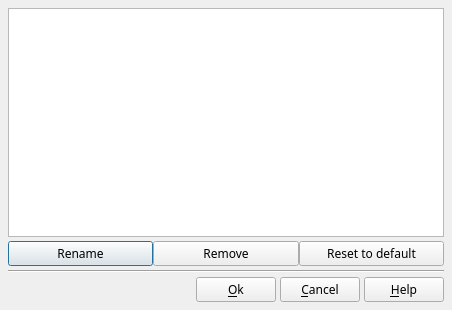
Old version of the form src/ffDiaporama/DlgManageStyle/DlgManageStyle.ui in the repository boenki/ffdiaporama.
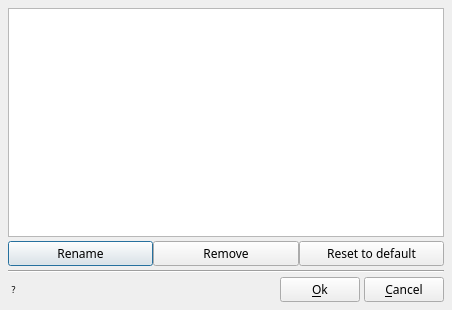
New version of the form. Icons and pictures are not drawn.

Patch:
```diff
--- a/src/ffDiaporama/DlgManageStyle/DlgManageStyle.ui
+++ b/src/ffDiaporama/DlgManageStyle/DlgManageStyle.ui
@@ -120,6 +120,31 @@
      <property name="spacing">
       <number>4</number>
      </property>
+     <item>
+      <widget class="QToolButton" name="HelpToolTips">
+       <property name="toolTip">
+        <string>The Manage style dialog allows several things.
+Rename existing style
+Remove custom style
+Reset a standard style (that you modified) has its default values.</string>
+       </property>
+       <property name="styleSheet">
+        <string notr="true">QToolButton {
+	background-color: transparent;
+	border: none; 
+    font-size: 9px;
+}
+</string>
+       </property>
+       <property name="text">
+        <string notr="true">?</string>
+       </property>
+       <property name="icon">
+        <iconset resource="../../../RSCffDiaporama.qrc">
+         <normaloff>:/img/help.png</normaloff>:/img/help.png</iconset>
+       </property>
+      </widget>
+     </item>
      <item>
       <spacer name="horizontalSpacer">
        <property name="orientation">
@@ -161,23 +186,6 @@
        </property>
       </widget>
      </item>
-     <item>
-      <widget class="QPushButton" name="HelpBT">
-       <property name="toolTip">
-        <string>Open help page describing this dialog box</string>
-       </property>
-       <property name="text">
-        <string>&amp;Help</string>
-       </property>
-       <property name="icon">
-        <iconset>
-         <normaloff>:/img/help.png</normaloff>:/img/help.png</iconset>
-       </property>
-       <property name="shortcut">
-        <string>F1</string>
-       </property>
-      </widget>
-     </item>
     </layout>
    </item>
   </layout>
```
Left out of the diff: 20 changed lines with no effect on the pictures.
